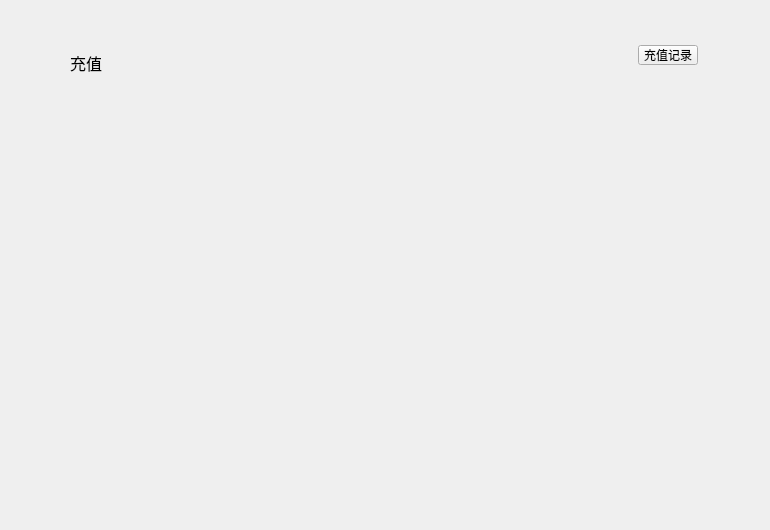
The window that LNKWallet/depositpage/DepositPage.ui (HcashOrg/hx-indicator) describes before a commit, drawn with Qt 5.
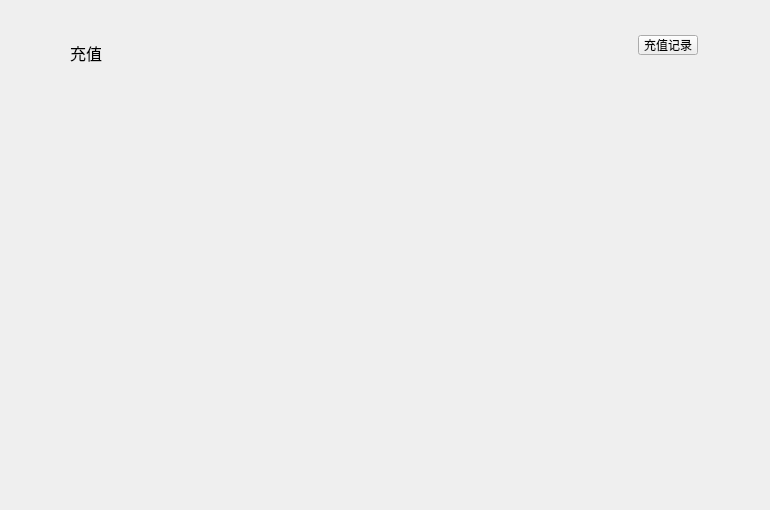
The same window after the commit.

Diff of the .ui file:
```diff
--- a/LNKWallet/depositpage/DepositPage.ui
+++ b/LNKWallet/depositpage/DepositPage.ui
@@ -7,7 +7,7 @@
     <x>0</x>
     <y>0</y>
     <width>770</width>
-    <height>530</height>
+    <height>510</height>
    </rect>
   </property>
   <property name="windowTitle">
@@ -17,7 +17,7 @@
    <property name="geometry">
     <rect>
      <x>70</x>
-     <y>50</y>
+     <y>40</y>
      <width>200</width>
      <height>26</height>
     </rect>
@@ -35,7 +35,7 @@
    <property name="geometry">
     <rect>
      <x>638</x>
-     <y>45</y>
+     <y>35</y>
      <width>60</width>
      <height>20</height>
     </rect>
@@ -51,9 +51,9 @@
    <property name="geometry">
     <rect>
      <x>0</x>
-     <y>80</y>
+     <y>70</y>
      <width>770</width>
-     <height>450</height>
+     <height>440</height>
     </rect>
    </property>
   </widget>
```
